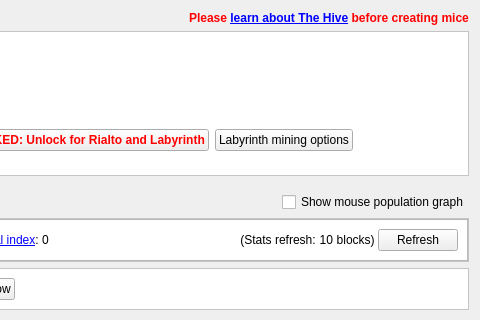
fromport/Cascoin, file src/qt/forms/hivedialog.ui: the form before one commit; both pictures show x 344 to 824 and y 0 to 320 of the 824 by 500 pixel window.
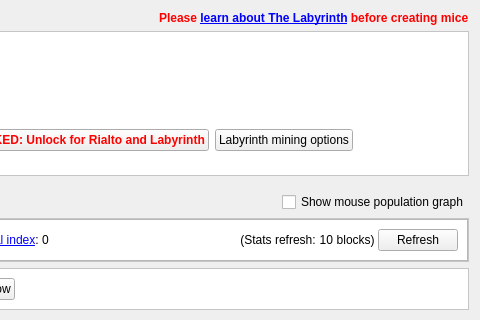
The form after the commit. Icons and pictures are not drawn. Custom widgets are drawn as their Qt base class.

```diff
--- a/src/qt/forms/hivedialog.ui
+++ b/src/qt/forms/hivedialog.ui
@@ -88,7 +88,7 @@
         </font>
        </property>
        <property name="text">
-        <string>&lt;span style=&quot;color:#ff0000;&quot;&gt;Please &lt;a href=&quot;https://hive.cascoin.net/guide/&quot;&gt;&lt;span style=&quot;text-decoration: underline;&quot;&gt;learn about The Hive&lt;/span&gt;&lt;/a&gt; before creating mice&lt;/span&gt;</string>
+        <string>&lt;span style=&quot;color:#ff0000;&quot;&gt;Please &lt;a href=&quot;https://hive.cascoin.net/guide/&quot;&gt;&lt;span style=&quot;text-decoration: underline;&quot;&gt;learn about The Labyrinth&lt;/span&gt;&lt;/a&gt; before creating mice&lt;/span&gt;</string>
        </property>
        <property name="openExternalLinks">
         <bool>true</bool>
```
Left out of the diff: 6 changed lines with no effect on the pictures.
